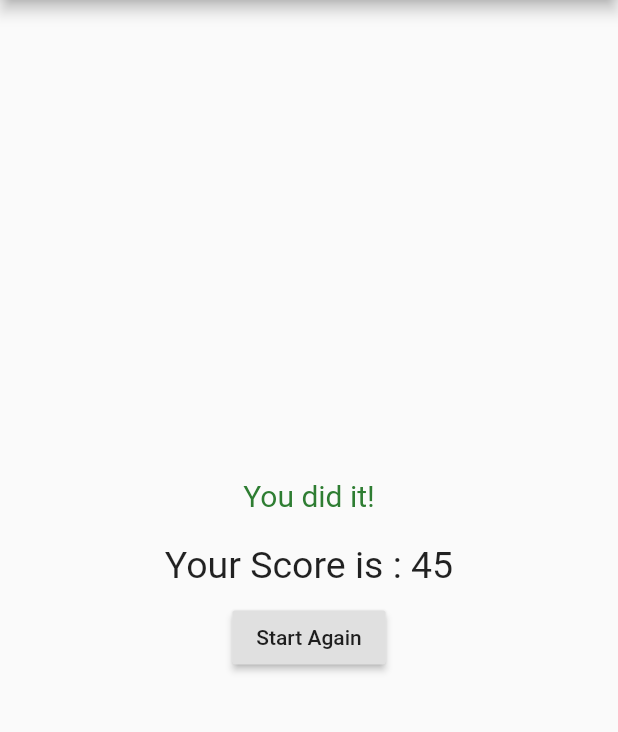
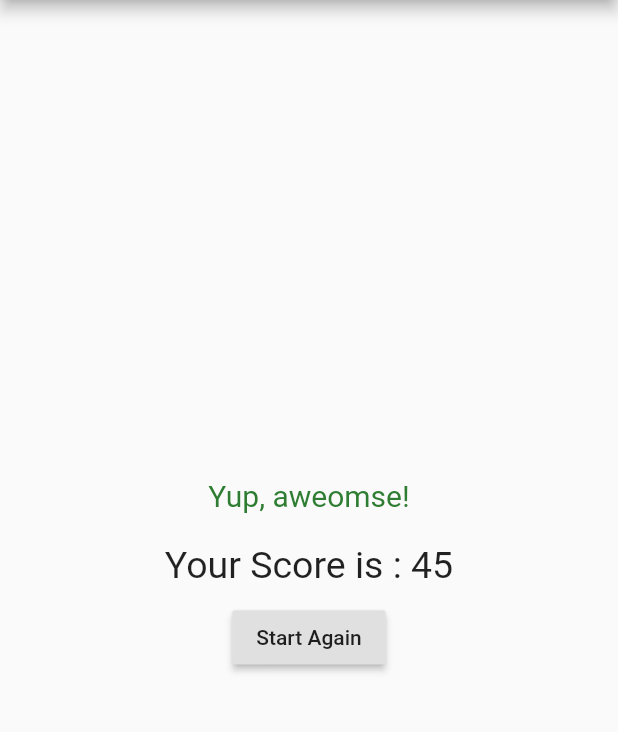
Before and after one commit to komangkrisnanda/udemy-flutter-complete-guide, a Flutter app: the screen it shows after launch, after a tap on "Black", after a tap on "Snake", after a tap on "Mankz", on a phone screen of 412 x 824 dp, the part 84-816 px from its top. Run offline on Flutter 3.47's test engine with Material 2 defaults, Android fonts, the phone set to English and light mode, and no system bars.

Commit message:
Add getter result phrase

```diff
--- a/lib/result.dart
+++ b/lib/result.dart
@@ -10,6 +10,22 @@ class Result extends StatelessWidget{
     @required this.totalScore
   });
 
+  String get resultPhrase{
+    var result = "";
+
+    if(totalScore > 50){
+      result = "You are good!";
+    }
+    else if(totalScore > 35){
+      result = "Yup, aweomse!";
+    }
+    else{
+      result = "Yihaa.. you noob :P";
+    }
+
+    return result;
+  }
+
   @override
   Widget build(BuildContext context) {
     return Row(
@@ -21,7 +37,7 @@ class Result extends StatelessWidget{
               crossAxisAlignment: CrossAxisAlignment.center,
               children: [
                 Text(
-                    'You did it!',
+                    resultPhrase,
                     style: TextStyle(
                         fontSize: 20,
                         color: Colors.green[800]
```
